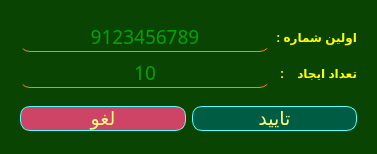
First picture: the form in ui/NumberGenerate.ui, repository SaeidJavadi/Advanced-WhatsApp-Sender, before the edit.
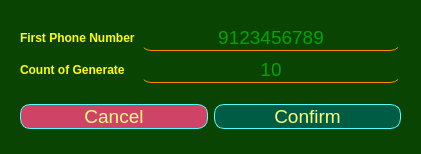
Second picture: the form after the edit.

Diff of the .ui file:
```diff
--- a/ui/NumberGenerate.ui
+++ b/ui/NumberGenerate.ui
@@ -6,7 +6,7 @@
    <rect>
     <x>0</x>
     <y>0</y>
-    <width>372</width>
+    <width>421</width>
     <height>154</height>
    </rect>
   </property>
@@ -55,7 +55,7 @@
      <layout class="QGridLayout" name="gridLayout_4">
       <item row="0" column="0">
        <layout class="QGridLayout" name="gridLayout">
-        <item row="0" column="0">
+        <item row="0" column="1">
          <widget class="QLineEdit" name="generate_num">
           <property name="minimumSize">
            <size>
@@ -65,7 +65,7 @@
           </property>
           <property name="font">
            <font>
-            <family>B Nazanin</family>
+            <family>Arial</family>
             <pointsize>14</pointsize>
             <weight>50</weight>
             <italic>false</italic>
@@ -86,7 +86,35 @@
           </property>
          </widget>
         </item>
-        <item row="0" column="1">
+        <item row="1" column="1">
+         <widget class="QLineEdit" name="generate_count">
+          <property name="minimumSize">
+           <size>
+            <width>250</width>
+            <height>0</height>
+           </size>
+          </property>
+          <property name="font">
+           <font>
+            <family>Arial</family>
+            <pointsize>14</pointsize>
+            <weight>50</weight>
+            <italic>false</italic>
+            <bold>false</bold>
+           </font>
+          </property>
+          <property name="toolTip">
+           <string>Enter the number you want to create the list of numbers</string>
+          </property>
+          <property name="alignment">
+           <set>Qt::AlignCenter</set>
+          </property>
+          <property name="placeholderText">
+           <string>10</string>
+          </property>
+         </widget>
+        </item>
+        <item row="0" column="0">
          <widget class="QLabel" name="label">
           <property name="font">
            <font>
@@ -101,39 +129,11 @@
 }</string>
           </property>
           <property name="text">
-           <string>اولین شماره :</string>
+           <string>First Phone Number</string>
           </property>
          </widget>
         </item>
         <item row="1" column="0">
-         <widget class="QLineEdit" name="generate_count">
-          <property name="minimumSize">
-           <size>
-            <width>250</width>
-            <height>0</height>
-           </size>
-          </property>
-          <property name="font">
-           <font>
-            <family>B Nazanin</family>
-            <pointsize>14</pointsize>
-            <weight>50</weight>
-            <italic>false</italic>
-            <bold>false</bold>
-           </font>
-          </property>
-          <property name="toolTip">
-           <string>تعداد مورد نظر خود برای ایجاد لیست شماره ها وارد کنید</string>
-          </property>
-          <property name="alignment">
-           <set>Qt::AlignCenter</set>
-          </property>
-          <property name="placeholderText">
-           <string>10</string>
-          </property>
-         </widget>
-        </item>
-        <item row="1" column="1">
          <widget class="QLabel" name="label_2">
           <property name="font">
            <font>
@@ -143,7 +143,7 @@
            </font>
           </property>
           <property name="text">
-           <string>تعداد ایجاد    :</string>
+           <string>Count of Generate</string>
           </property>
          </widget>
         </item>
@@ -158,7 +158,7 @@
          <widget class="QPushButton" name="btn_g_cancel">
           <property name="font">
            <font>
-            <family>B Nazanin</family>
+            <family>Arial</family>
             <pointsize>14</pointsize>
             <weight>50</weight>
             <italic>false</italic>
@@ -183,7 +183,7 @@
 }</string>
           </property>
           <property name="text">
-           <string>لغو</string>
+           <string>Cancel</string>
           </property>
          </widget>
         </item>
@@ -191,7 +191,7 @@
          <widget class="QPushButton" name="btn_g_ok">
           <property name="font">
            <font>
-            <family>B Nazanin</family>
+            <family>Arial</family>
             <pointsize>14</pointsize>
             <weight>50</weight>
             <italic>false</italic>
@@ -216,7 +216,7 @@
 }</string>
           </property>
           <property name="text">
-           <string>تایید</string>
+           <string>Confirm</string>
           </property>
           <property name="autoDefault">
            <bool>true</bool>
```
Left out of the diff: 10 changed lines with no effect on the pictures.
